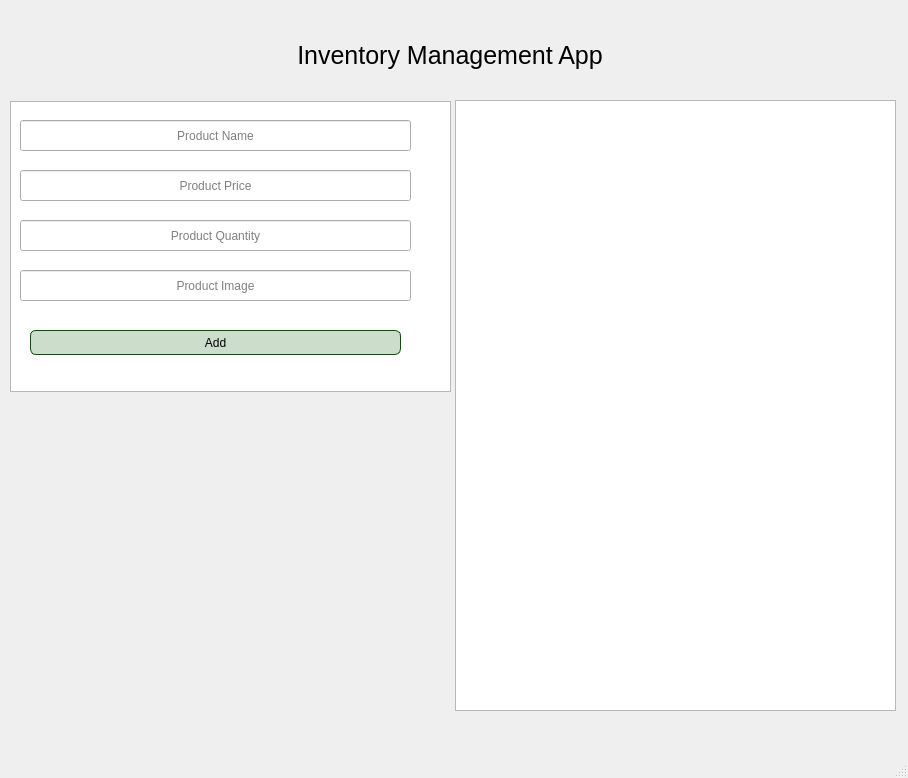
Above: ui/App.ui from KareemHamada/POET-mechanism-blockchain-GUI before the change. Below: the same form after it.
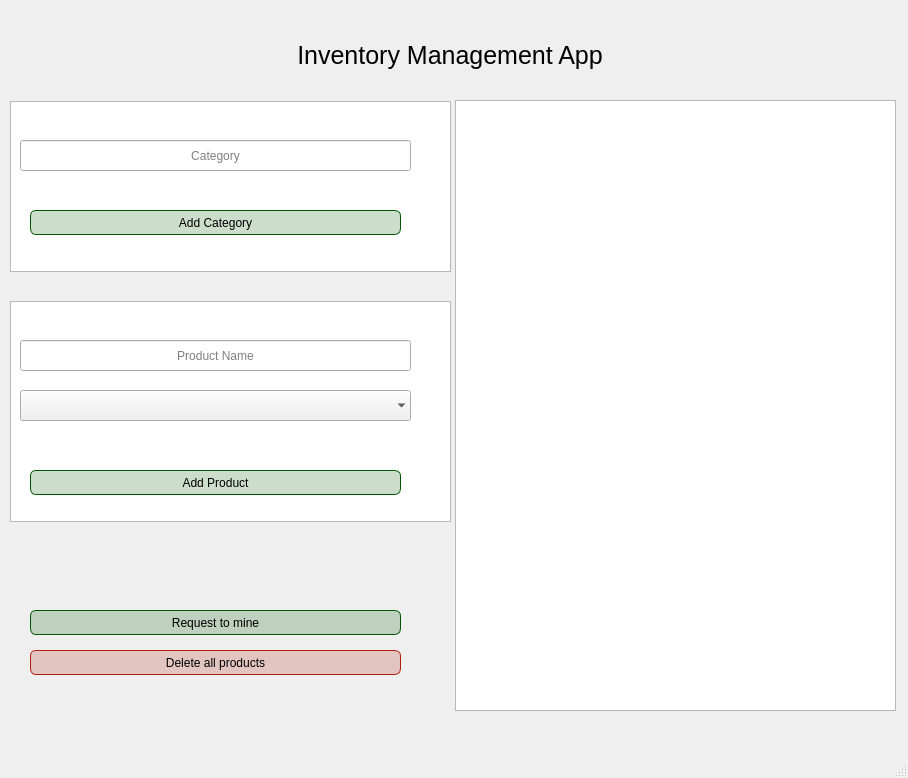
That is the form after the change.

What changed in the file:
```diff
--- a/ui/App.ui
+++ b/ui/App.ui
@@ -67,18 +67,111 @@
       <x>10</x>
       <y>101</y>
       <width>441</width>
-      <height>291</height>
+      <height>171</height>
      </rect>
     </property>
     <property name="styleSheet">
      <string notr="true"/>
     </property>
    </widget>
+   <widget class="QLineEdit" name="category">
+    <property name="geometry">
+     <rect>
+      <x>20</x>
+      <y>140</y>
+      <width>391</width>
+      <height>31</height>
+     </rect>
+    </property>
+    <property name="minimumSize">
+     <size>
+      <width>0</width>
+      <height>0</height>
+     </size>
+    </property>
+    <property name="alignment">
+     <set>Qt::AlignCenter</set>
+    </property>
+    <property name="placeholderText">
+     <string>Category</string>
+    </property>
+   </widget>
+   <widget class="QPushButton" name="add_category">
+    <property name="geometry">
+     <rect>
+      <x>30</x>
+      <y>210</y>
+      <width>371</width>
+      <height>25</height>
+     </rect>
+    </property>
+    <property name="styleSheet">
+     <string notr="true">QPushButton{
+background-color: rgba(0, 85, 0,0.2);
+border:1px solid  rgb(0, 85, 0);
+border-radius:6px;
+width:80px;
+height:23px;
+}
+QPushButton:hover {
+background-color: rgba(0, 85, 0,0.1);
+}
+
+QPushButton:pressed {
+background-color: rgba(0, 85, 0,0.2);
+}</string>
+    </property>
+    <property name="text">
+     <string>Add Category</string>
+    </property>
+   </widget>
+   <widget class="QListView" name="listView_2">
+    <property name="geometry">
+     <rect>
+      <x>10</x>
+      <y>301</y>
+      <width>441</width>
+      <height>221</height>
+     </rect>
+    </property>
+    <property name="styleSheet">
+     <string notr="true"/>
+    </property>
+   </widget>
+   <widget class="QPushButton" name="add_product">
+    <property name="geometry">
+     <rect>
+      <x>30</x>
+      <y>470</y>
+      <width>371</width>
+      <height>25</height>
+     </rect>
+    </property>
+    <property name="styleSheet">
+     <string notr="true">QPushButton{
+background-color: rgba(0, 85, 0,0.2);
+border:1px solid  rgb(0, 85, 0);
+border-radius:6px;
+width:80px;
+height:23px;
+}
+QPushButton:hover {
+background-color: rgba(0, 85, 0,0.1);
+}
+
+QPushButton:pressed {
+background-color: rgba(0, 85, 0,0.2);
+}</string>
+    </property>
+    <property name="text">
+     <string>Add Product</string>
+    </property>
+   </widget>
    <widget class="QLineEdit" name="product_name">
     <property name="geometry">
      <rect>
       <x>20</x>
-      <y>120</y>
+      <y>340</y>
       <width>391</width>
       <height>31</height>
      </rect>
@@ -96,77 +189,30 @@
      <string>Product Name</string>
     </property>
    </widget>
-   <widget class="QLineEdit" name="product_price">
+   <widget class="QComboBox" name="comboBox">
     <property name="geometry">
      <rect>
       <x>20</x>
-      <y>170</y>
+      <y>390</y>
       <width>391</width>
       <height>31</height>
      </rect>
     </property>
-    <property name="minimumSize">
-     <size>
-      <width>0</width>
-      <height>0</height>
-     </size>
+    <property name="editable">
+     <bool>false</bool>
     </property>
-    <property name="alignment">
-     <set>Qt::AlignCenter</set>
+    <property name="currentText">
+     <string notr="true"/>
     </property>
-    <property name="placeholderText">
-     <string>Product Price</string>
+    <property name="frame">
+     <bool>false</bool>
     </property>
    </widget>
-   <widget class="QLineEdit" name="product_quantitiy">
-    <property name="geometry">
-     <rect>
-      <x>20</x>
-      <y>220</y>
-      <width>391</width>
-      <height>31</height>
-     </rect>
-    </property>
-    <property name="minimumSize">
-     <size>
-      <width>0</width>
-      <height>0</height>
-     </size>
-    </property>
-    <property name="alignment">
-     <set>Qt::AlignCenter</set>
-    </property>
-    <property name="placeholderText">
-     <string>Product Quantity</string>
-    </property>
-   </widget>
-   <widget class="QLineEdit" name="product_image">
-    <property name="geometry">
-     <rect>
-      <x>20</x>
-      <y>270</y>
-      <width>391</width>
-      <height>31</height>
-     </rect>
-    </property>
-    <property name="minimumSize">
-     <size>
-      <width>0</width>
-      <height>0</height>
-     </size>
-    </property>
-    <property name="alignment">
-     <set>Qt::AlignCenter</set>
-    </property>
-    <property name="placeholderText">
-     <string>Product Image</string>
-    </property>
-   </widget>
-   <widget class="QPushButton" name="add">
+   <widget class="QPushButton" name="request_to_mine">
     <property name="geometry">
      <rect>
       <x>30</x>
-      <y>330</y>
+      <y>610</y>
       <width>371</width>
       <height>25</height>
      </rect>
@@ -188,7 +234,37 @@
 }</string>
     </property>
     <property name="text">
-     <string>Add</string>
+     <string>Request to mine</string>
+    </property>
+   </widget>
+   <widget class="QPushButton" name="delete_all_products">
+    <property name="geometry">
+     <rect>
+      <x>30</x>
+      <y>650</y>
+      <width>371</width>
+      <height>25</height>
+     </rect>
+    </property>
+    <property name="styleSheet">
+     <string notr="true">QPushButton{
+border:1px solid #b01e0b;
+border-radius:6px;
+background-color: rgba(176, 30, 11, 0.2);
+width:80px;
+height:23px;
+}
+QPushButton:hover {
+background-color: rgba(176, 30, 11, 0.1);
+}
+
+QPushButton:pressed {
+background-color: rgba(176, 30, 11, 0.2);
+}
+</string>
+    </property>
+    <property name="text">
+     <string>Delete all products</string>
     </property>
    </widget>
   </widget>
```
Left out of the diff: 3 changed lines with no effect on the pictures.
